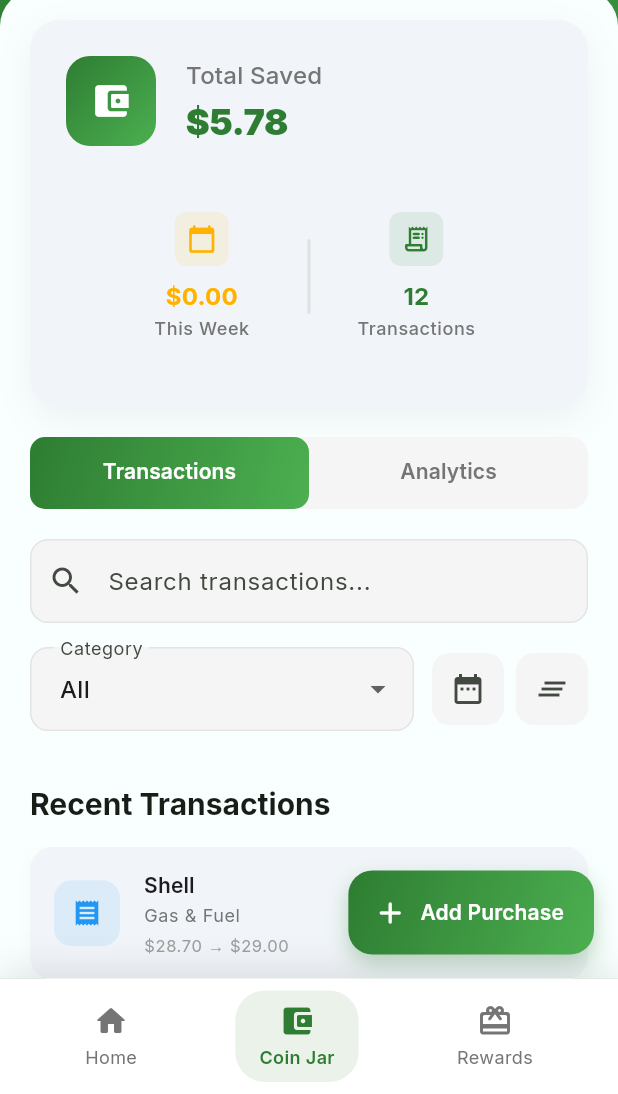
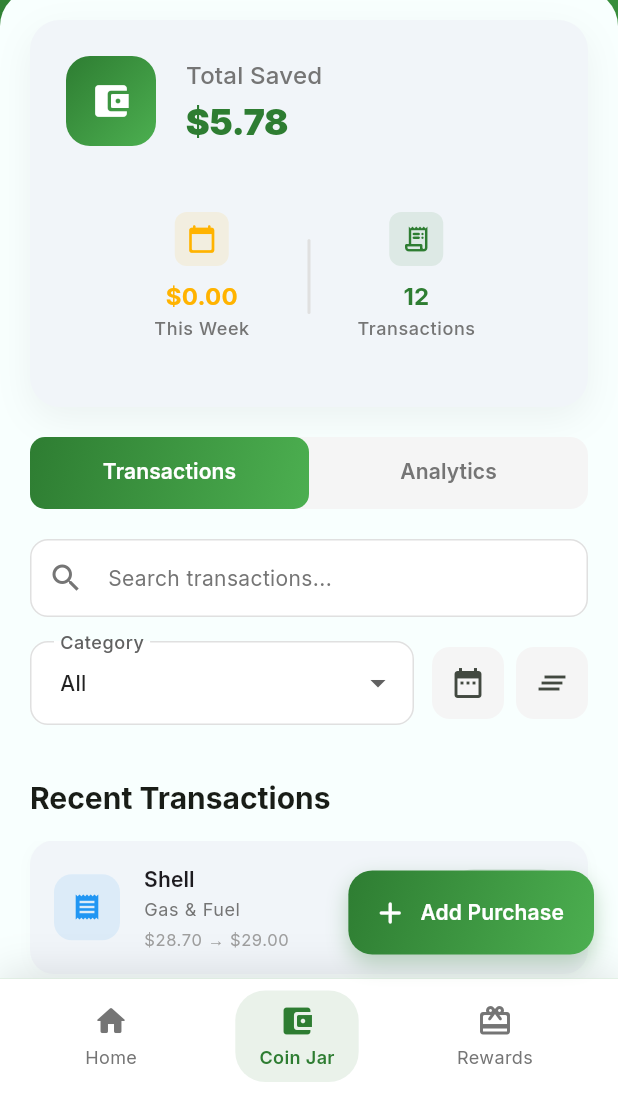
Before and after one commit to LEED337/muststash, a Flutter app: the CoinJarScreen screen opened by its route, on a phone screen of 412 x 824 dp, the part 142-1236 px from its top. Run offline on Flutter 3.47's test engine with Material 3 defaults, Android fonts, the light colour scheme and no system bars; our stand-ins replace go_router, google_fonts, shared_preferences; accounts and stored records are empty.

Commit message:
Fix readability issues in Coin Jar search and category fields
 UI/UX Improvements:
- Fix unreadable text in search bar by changing background to white
- Improve category dropdown readability with proper text styling
- Add contentPadding to prevent 'Category' label from being cut off
- Change fill color from grey[100] to white for better contrast
- Add proper borders and focus states for better visual feedback
- Style dropdown items with proper text color and weight
- Improve overall accessibility and user experience

```diff
--- a/lib/screens/coin_jar_screen.dart
+++ b/lib/screens/coin_jar_screen.dart
@@ -610,24 +610,44 @@ class _CoinJarScreenState extends State<CoinJarScreen> with TickerProviderStateM
           // Search bar
           TextField(
             controller: _searchController,
+            style: Theme.of(context).textTheme.bodyMedium?.copyWith(
+              color: Colors.black87,
+              fontWeight: FontWeight.w500,
+            ),
             decoration: InputDecoration(
               hintText: 'Search transactions...',
-              prefixIcon: const Icon(Icons.search),
+              hintStyle: TextStyle(
+                color: Colors.grey[600],
+                fontWeight: FontWeight.w400,
+              ),
+              prefixIcon: Icon(Icons.search, color: Colors.grey[600]),
               suffixIcon: _searchController.text.isNotEmpty
                   ? IconButton(
-                      icon: const Icon(Icons.clear),
+                      icon: Icon(Icons.clear, color: Colors.grey[600]),
                       onPressed: () {
                         _searchController.clear();
                         coinJar.setSearchQuery('');
                       },
                     )
                   : null,
+              contentPadding: const EdgeInsets.symmetric(
+                horizontal: 16,
+                vertical: 16,
+              ),
               border: OutlineInputBorder(
                 borderRadius: BorderRadius.circular(12),
-                borderSide: BorderSide.none,
+                borderSide: BorderSide(color: Colors.grey[300]!, width: 1),
+              ),
+              enabledBorder: OutlineInputBorder(
+                borderRadius: BorderRadius.circular(12),
+                borderSide: BorderSide(color: Colors.grey[300]!, width: 1),
+              ),
+              focusedBorder: OutlineInputBorder(
+                borderRadius: BorderRadius.circular(12),
+                borderSide: BorderSide(color: AppTheme.primaryGreen, width: 2),
               ),
               filled: true,
-              fillColor: Colors.grey[100],
+              fillColor: Colors.white,
             ),
             onChanged: (value) => coinJar.setSearchQuery(value),
           ),
@@ -638,19 +658,46 @@ class _CoinJarScreenState extends State<CoinJarScreen> with TickerProviderStateM
               Expanded(
                 child: DropdownButtonFormField<String>(
                   value: coinJar.selectedCategory,
+                  style: Theme.of(context).textTheme.bodyMedium?.copyWith(
+                    color: Colors.black87,
+                    fontWeight: FontWeight.w500,
+                  ),
                   decoration: InputDecoration(
                     labelText: 'Category',
+                    labelStyle: TextStyle(
+                      color: Colors.grey[700],
+                      fontWeight: FontWeight.w500,
+                    ),
+                    contentPadding: const EdgeInsets.symmetric(
+                      horizontal: 16,
+                      vertical: 16,
+                    ),
                     border: OutlineInputBorder(
                       borderRadius: BorderRadius.circular(12),
-                      borderSide: BorderSide.none,
+                      borderSide: BorderSide(color: Colors.grey[300]!, width: 1),
+                    ),
+                    enabledBorder: OutlineInputBorder(
+                      borderRadius: BorderRadius.circular(12),
+                      borderSide: BorderSide(color: Colors.grey[300]!, width: 1),
+                    ),
+                    focusedBorder: OutlineInputBorder(
+                      borderRadius: BorderRadius.circular(12),
+                      borderSide: BorderSide(color: AppTheme.primaryGreen, width: 2),
                     ),
                     filled: true,
-                    fillColor: Colors.grey[100],
+                    fillColor: Colors.white,
                   ),
+                  dropdownColor: Colors.white,
                   items: coinJar.availableCategories.map((category) {
                     return DropdownMenuItem(
                       value: category,
-                      child: Text(category),
+                      child: Text(
+                        category,
+                        style: TextStyle(
+                          color: Colors.black87,
+                          fontWeight: FontWeight.w500,
+                        ),
+                      ),
                     );
                   }).toList(),
                   onChanged: (value) => coinJar.setSelectedCategory(value!),
```
